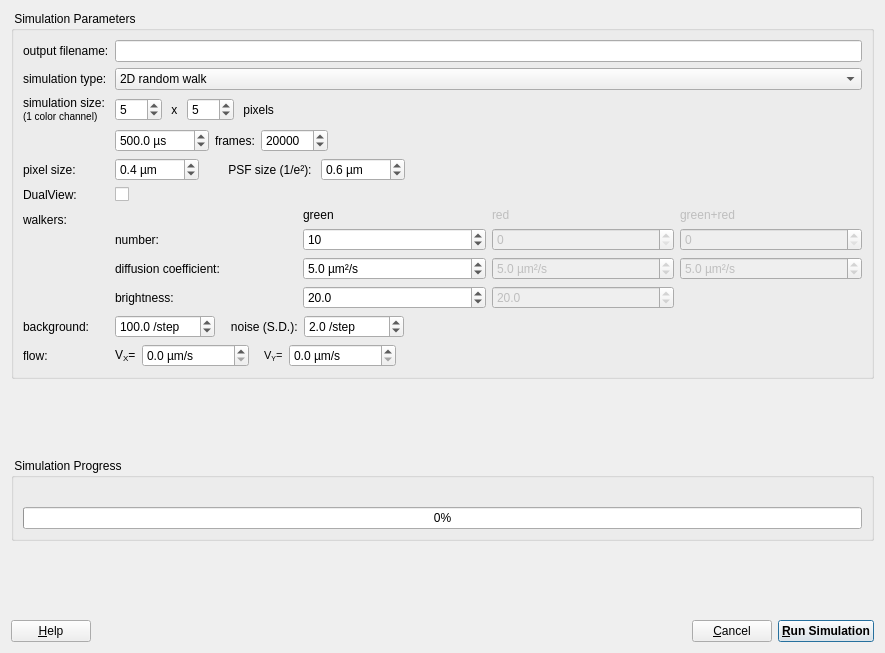
Before: the Qt Designer form plugins/imagingfcs/qfrdrimagingfcssimulator.ui in jkriege2/QuickFit3, drawn with Qt 5.
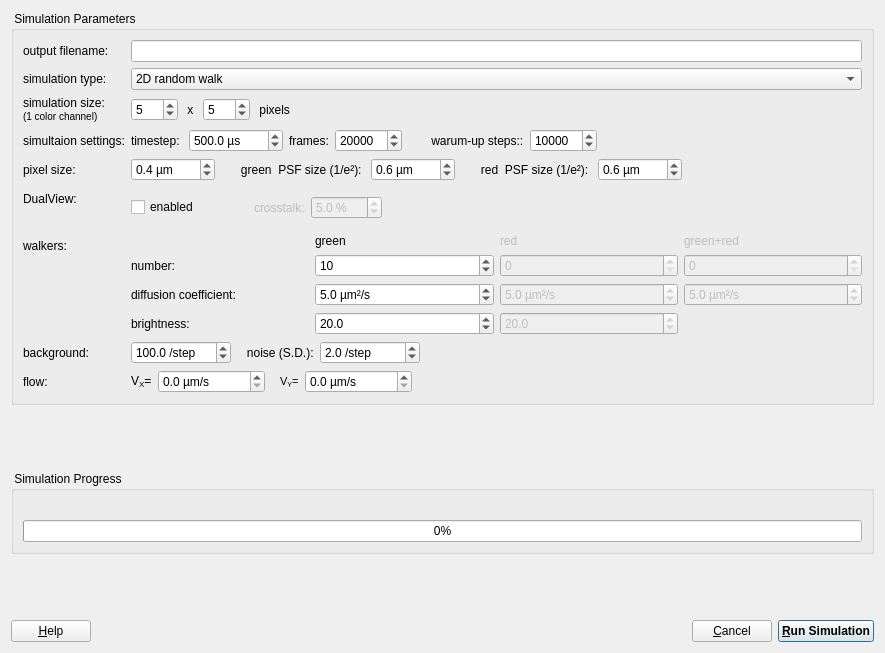
After: the same form once the commit is applied. Icons and pictures are not drawn. Custom widgets are drawn as their Qt base class.

What changed in the file:
```diff
--- a/plugins/imagingfcs/qfrdrimagingfcssimulator.ui
+++ b/plugins/imagingfcs/qfrdrimagingfcssimulator.ui
@@ -123,14 +123,14 @@
         </property>
        </widget>
       </item>
-      <item row="9" column="0">
+      <item row="10" column="0">
        <widget class="QLabel" name="label_3">
         <property name="text">
          <string>flow:</string>
         </property>
        </widget>
       </item>
-      <item row="7" column="1">
+      <item row="8" column="1">
        <layout class="QGridLayout" name="gridLayout">
         <item row="0" column="2">
          <widget class="QLabel" name="label_11">
@@ -307,7 +307,7 @@
         </item>
        </layout>
       </item>
-      <item row="7" column="0">
+      <item row="8" column="0">
        <widget class="QLabel" name="label_9">
         <property name="text">
          <string>walkers:</string>
@@ -321,14 +321,7 @@
         </property>
        </widget>
       </item>
-      <item row="6" column="1">
-       <widget class="QCheckBox" name="chkDualView">
-        <property name="text">
-         <string/>
-        </property>
-       </widget>
-      </item>
-      <item row="9" column="1">
+      <item row="10" column="1">
        <layout class="QHBoxLayout" name="horizontalLayout_3">
         <item>
          <widget class="QLabel" name="label_15">
@@ -425,12 +418,38 @@
         <item>
          <widget class="QLabel" name="label_17">
           <property name="text">
-           <string>       PSF size (1/e²): </string>
+           <string>      green  PSF size (1/e²): </string>
           </property>
          </widget>
         </item>
         <item>
-         <widget class="QDoubleSpinBox" name="spinPSFSize">
+         <widget class="QDoubleSpinBox" name="spinPSFSizeGreen">
+          <property name="suffix">
+           <string> µm</string>
+          </property>
+          <property name="decimals">
+           <number>1</number>
+          </property>
+          <property name="maximum">
+           <double>1000.000000000000000</double>
+          </property>
+          <property name="singleStep">
+           <double>0.100000000000000</double>
+          </property>
+          <property name="value">
+           <double>0.600000000000000</double>
+          </property>
+         </widget>
+        </item>
+        <item>
+         <widget class="QLabel" name="label_25">
+          <property name="text">
+           <string>      red  PSF size (1/e²): </string>
+          </property>
+         </widget>
+        </item>
+        <item>
+         <widget class="QDoubleSpinBox" name="spinPSFSizeRed">
           <property name="suffix">
            <string> µm</string>
           </property>
@@ -465,6 +484,13 @@
       </item>
       <item row="4" column="1">
        <layout class="QHBoxLayout" name="horizontalLayout_5">
+        <item>
+         <widget class="QLabel" name="label_23">
+          <property name="text">
+           <string>timestep: </string>
+          </property>
+         </widget>
+        </item>
         <item>
          <widget class="QDoubleSpinBox" name="spinFrametime">
           <property name="suffix">
@@ -507,6 +533,29 @@
           </property>
          </widget>
         </item>
+        <item>
+         <widget class="QLabel" name="label_24">
+          <property name="text">
+           <string>       warum-up steps::</string>
+          </property>
+         </widget>
+        </item>
+        <item>
+         <widget class="QSpinBox" name="spinWarmup">
+          <property name="suffix">
+           <string/>
+          </property>
+          <property name="minimum">
+           <number>1</number>
+          </property>
+          <property name="maximum">
+           <number>1000000</number>
+          </property>
+          <property name="value">
+           <number>10000</number>
+          </property>
+         </widget>
+        </item>
         <item>
          <spacer name="horizontalSpacer_5">
           <property name="orientation">
@@ -522,14 +571,14 @@
         </item>
        </layout>
       </item>
-      <item row="8" column="0">
+      <item row="9" column="0">
        <widget class="QLabel" name="label_20">
         <property name="text">
          <string>background:</string>
         </property>
        </widget>
       </item>
-      <item row="8" column="1">
+      <item row="9" column="1">
        <layout class="QHBoxLayout" name="horizontalLayout_6">
         <item>
          <widget class="QDoubleSpinBox" name="spinBackground">
@@ -591,6 +640,88 @@
         </item>
        </layout>
       </item>
+      <item row="4" column="0">
+       <widget class="QLabel" name="label_22">
+        <property name="text">
+         <string>simultaion settings:</string>
+        </property>
+       </widget>
+      </item>
+      <item row="6" column="1">
+       <layout class="QHBoxLayout" name="horizontalLayout_7">
+        <item>
+         <widget class="QCheckBox" name="chkDualView">
+          <property name="text">
+           <string>enabled</string>
+          </property>
+         </widget>
+        </item>
+        <item>
+         <widget class="QWidget" name="horizontalWidget_2" native="true">
+          <property name="enabled">
+           <bool>false</bool>
+          </property>
+          <layout class="QHBoxLayout" name="horizontalLayout_8">
+           <item>
+            <spacer name="horizontalSpacer_8">
+             <property name="orientation">
+              <enum>Qt::Horizontal</enum>
+             </property>
+             <property name="sizeType">
+              <enum>QSizePolicy::Preferred</enum>
+             </property>
+             <property name="sizeHint" stdset="0">
+              <size>
+               <width>40</width>
+               <height>20</height>
+              </size>
+             </property>
+            </spacer>
+           </item>
+           <item>
+            <widget class="QLabel" name="label_26">
+             <property name="text">
+              <string>crosstalk:</string>
+             </property>
+            </widget>
+           </item>
+           <item>
+            <widget class="QDoubleSpinBox" name="spinCrosstalk">
+             <property name="suffix">
+              <string> %</string>
+             </property>
+             <property name="decimals">
+              <number>1</number>
+             </property>
+             <property name="maximum">
+              <double>100.000000000000000</double>
+             </property>
+             <property name="singleStep">
+              <double>1.000000000000000</double>
+             </property>
+             <property name="value">
+              <double>5.000000000000000</double>
+             </property>
+            </widget>
+           </item>
+           <item>
+            <spacer name="horizontalSpacer_7">
+             <property name="orientation">
+              <enum>Qt::Horizontal</enum>
+             </property>
+             <property name="sizeHint" stdset="0">
+              <size>
+               <width>40</width>
+               <height>20</height>
+              </size>
+             </property>
+            </spacer>
+           </item>
+          </layout>
+         </widget>
+        </item>
+       </layout>
+      </item>
      </layout>
     </widget>
    </item>
```
Left out of the diff: 24 changed lines with no effect on the pictures.
